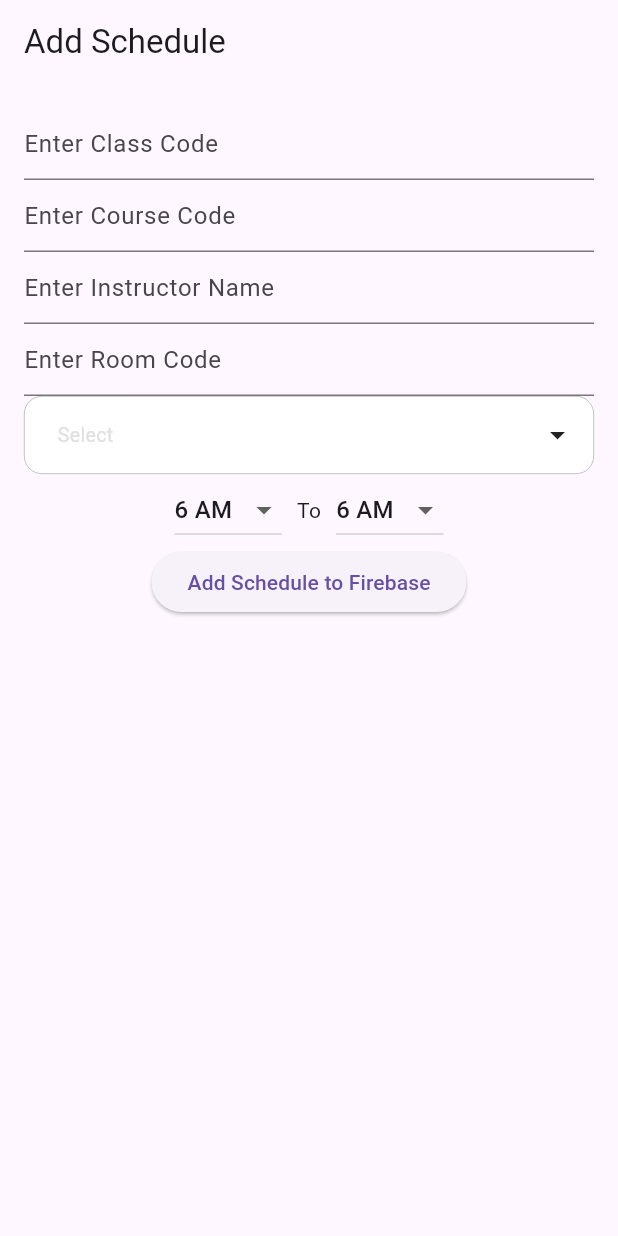
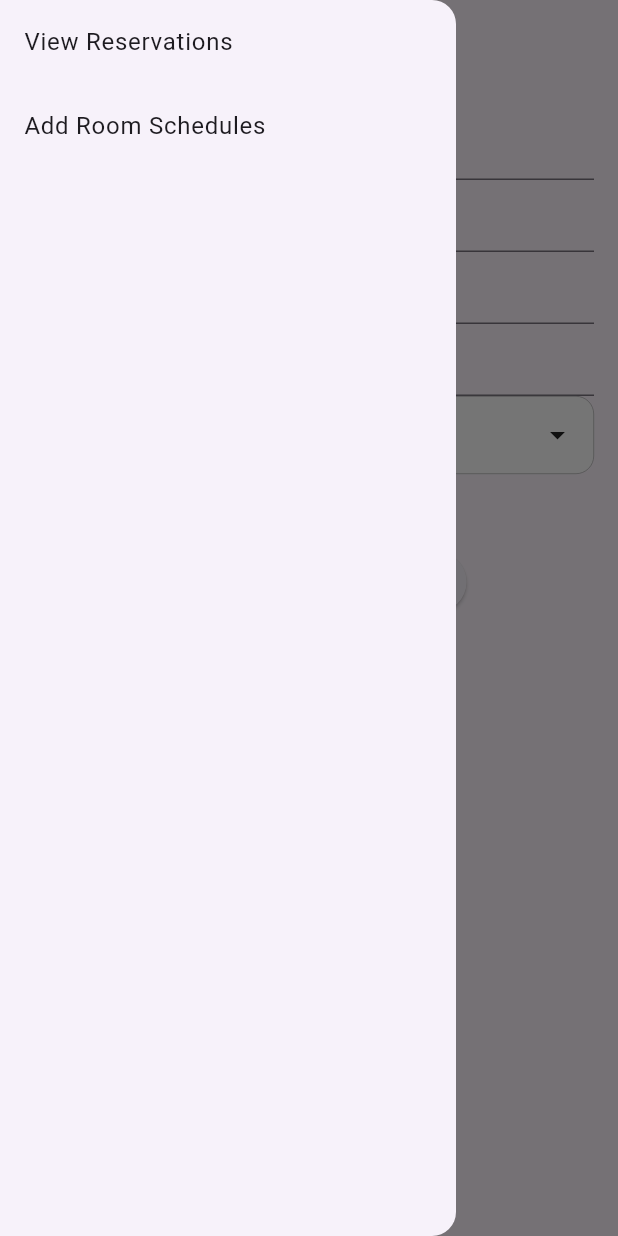
Before and after one commit to Ektoplaasm/roomUtilizatinAdmin, a Flutter app: the screen it shows after launch, with the side drawer open (before the commit the screen has no drawer), on a phone screen of 412 x 824 dp. Run offline on Flutter 3.47's test engine with Material 3 defaults, Android fonts, the phone set to English and light mode, and no system bars; drawn by our look-alikes of multi_dropdown; our stand-ins replace cloud_firestore, firebase_core; accounts and stored records are empty.

Commit message:
Added Navigation and Navigation Class

```diff
--- a/lib/main.dart
+++ b/lib/main.dart
@@ -1,4 +1,5 @@
-import 'package:admin_addschedule/pages/homepage.dart';
+import 'package:admin_addschedule/pages/addRoomSchedule.dart';
+import 'package:admin_addschedule/pages/viewReservations.dart';
 import 'package:flutter/material.dart';
 import 'package:firebase_core/firebase_core.dart';
 import 'firebase_options.dart';
@@ -16,7 +17,29 @@ class MainApp extends StatelessWidget {
   Widget build(BuildContext context) {
     return const MaterialApp(
       debugShowCheckedModeBanner: false,
-      home: HomePage(),
+      home: AddRoomSchedule(),
     );
   }
 }
+
+class DrawerCustom extends StatelessWidget {
+  const DrawerCustom({super.key});
+
+  @override
+  Widget build(BuildContext context) {
+    return Drawer(
+      child: ListView(
+        children: [
+          ListTile(title: const Text('View Reservations'), onTap: () => _navPush(context, const ViewReservations())),
+          ListTile(title: const Text('Add Room Schedules'), onTap: () => _navPush(context, const AddRoomSchedule()))
+        ],
+      ),
+    );
+  }
+
+  Future<dynamic> _navPush(BuildContext context, Widget page) {
+    return Navigator.push(context, MaterialPageRoute(
+      builder: (context) => page,
+    ));
+  }
+}
--- a/lib/pages/homepage.dart
+++ b/lib/pages/addRoomSchedule.dart
@@ -1,16 +1,17 @@
+import 'package:admin_addschedule/main.dart';
 import 'package:admin_addschedule/services/firestore.dart';
 import 'package:flutter/material.dart';
 import 'package:multi_dropdown/multiselect_dropdown.dart';
 import 'package:intl/intl.dart';
 
-class HomePage extends StatefulWidget {
-  const HomePage({super.key});
+class AddRoomSchedule extends StatefulWidget {
+  const AddRoomSchedule({super.key});
 
   @override
-  State<HomePage> createState() => _HomePageState();
+  State<AddRoomSchedule> createState() => _HomePageState();
 }
 
-class _HomePageState extends State<HomePage> {
+class _HomePageState extends State<AddRoomSchedule> {
   List<int> timeSchedValue = <int>[
     6, 7, 8, 9, 10, 11, 12,
     13, 14, 15, 16, 17, 18, 19,
@@ -40,8 +41,8 @@ class _HomePageState extends State<HomePage> {
   Widget build(BuildContext context) {
     return Scaffold(
       appBar: AppBar(
-        title: const Text('Add Schedule'),
-      ),
+        title: const Text('Add Schedule')),
+      drawer: const DrawerCustom(),
       body: SingleChildScrollView(
         padding: const EdgeInsets.all(16.0),
         child: Column(
--- a/lib/pages/viewReservations.dart
+++ b/lib/pages/viewReservations.dart
@@ -1,6 +1,7 @@
+import 'package:admin_addschedule/main.dart';
 import 'package:cloud_firestore/cloud_firestore.dart';
 import 'package:flutter/material.dart';
-import 'package:view_reservation/services/firestore.dart';
+import 'package:admin_addschedule/services/firestore.dart';
 
 class ViewReservations extends StatefulWidget {
   const ViewReservations({super.key});
@@ -15,6 +16,8 @@ class _ViewReservationsState extends State<ViewReservations> {
   @override
   Widget build(BuildContext context) {
     return Scaffold(
+      appBar: AppBar(title: const Text("View Room Reservations"),),
+      drawer: const DrawerCustom(),
       body: StreamBuilder<QuerySnapshot>(
           stream: FirebaseFirestore.instance.collection('reservations').snapshots(),
           builder: (context, snapshot){
```
